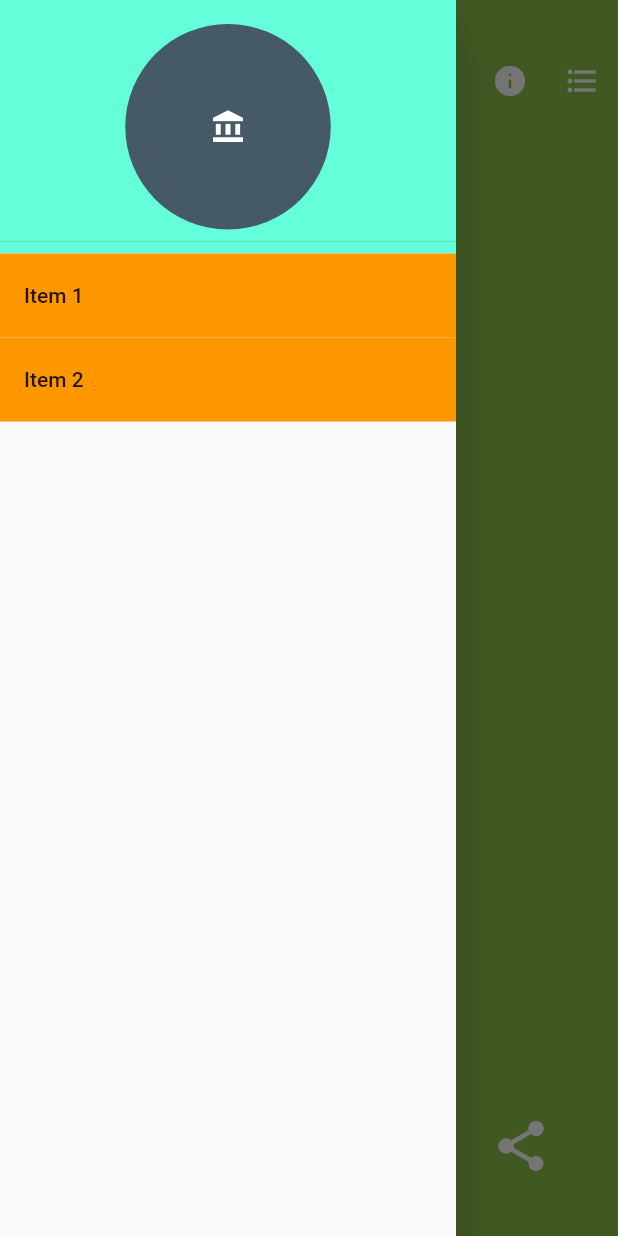
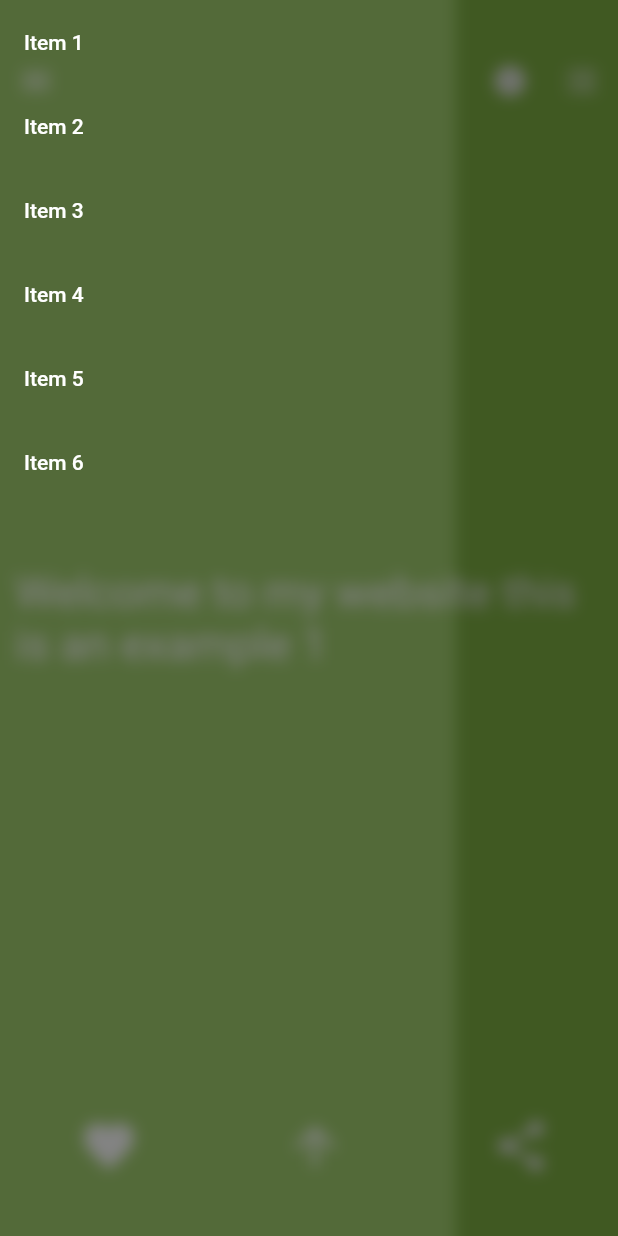
Before and after one commit to dhayaec/quotes_app, a Flutter app: the screen it shows after launch, scrolled down 576 dp, after a tap on the "menu" icon, on a phone screen of 412 x 824 dp. Run offline on Flutter 3.47's test engine with Material 2 defaults, Android fonts, the phone set to English and light mode, and no system bars; our stand-ins replace share.

Commit message:
add frosted glass effect

```diff
--- a/lib/main.dart
+++ b/lib/main.dart
@@ -1,3 +1,5 @@
+import 'dart:ui';
+
 import 'package:flutter/material.dart';
 import 'package:share/share.dart';
 
@@ -11,7 +13,7 @@ class MyApp extends StatelessWidget {
       title: _appName,
       theme: ThemeData(
           primarySwatch: Colors.blueGrey,
-      ),
+          canvasColor: Colors.white.withOpacity(0.1)),
       home: PageViewExample(),
     );
   }
@@ -25,8 +27,13 @@ class Page extends StatelessWidget {
   @override
   Widget build(BuildContext context) {
     return Container(
+      padding: EdgeInsets.all(10.0),
       color: color,
-      child: Center(child: Text(pageName)),
+      child: Center(
+          child: Text(
+        pageName,
+        style: TextStyle(fontSize: 30.0, color: Colors.white),
+      )),
     );
   }
 }
@@ -35,8 +42,8 @@ List<Color> colorList = [
   Colors.blue,
   Colors.lightGreen,
   Colors.orange,
+  Colors.indigo,
   Colors.deepPurple,
-  Colors.lime,
   Colors.red,
   Colors.pink
 ];
@@ -57,7 +64,8 @@ class PageViewExample extends StatelessWidget {
             scrollDirection: Axis.vertical,
             controller: controllder,
             itemBuilder: (context, index) {
-              return Page(colorList[index % colorList.length], 'Page $index');
+              return Page(colorList[index % colorList.length],
+                  'Welcome to my website this is an example $index');
             },
           ),
           Container(
@@ -141,34 +149,70 @@ class PageViewExample extends StatelessWidget {
 
   Widget _buildDrawer(BuildContext context) {
     return Drawer(
+      elevation: 0.0,
+      child: BackdropFilter(
+        filter: new ImageFilter.blur(sigmaX: 5.0, sigmaY: 5.0),
+        child: Container(
+          decoration: new BoxDecoration(color: Colors.transparent),
           child: ListView(
             children: <Widget>[
-          Container(
-            child: DrawerHeader(
-                child: CircleAvatar(
-              child: Icon(Icons.account_balance),
-            )),
-            color: Colors.tealAccent,
+              ListTile(
+                title: Text(
+                  'Item 1',
+                  style: TextStyle(color: Colors.white),
                 ),
-          Container(
-            color: Colors.orange,
-            child: ListTile(
-              title: Text('Item 1'),
                 onTap: () {
                   Navigator.pop(context);
                 },
               ),
+              ListTile(
+                title: Text(
+                  'Item 2',
+                  style: TextStyle(color: Colors.white),
                 ),
-          Container(
-            color: Colors.orange,
-            child: ListTile(
-              title: Text('Item 2'),
                 onTap: () {
                   Navigator.pop(context);
                 },
               ),
+              ListTile(
+                title: Text(
+                  'Item 3',
+                  style: TextStyle(color: Colors.white),
+                ),
+                onTap: () {
+                  Navigator.pop(context);
+                },
+              ),
+              ListTile(
+                title: Text(
+                  'Item 4',
+                  style: TextStyle(color: Colors.white),
+                ),
+                onTap: () {
+                  Navigator.pop(context);
+                },
+              ),
+              ListTile(
+                title: Text(
+                  'Item 5',
+                  style: TextStyle(color: Colors.white),
+                ),
+                onTap: () {
+                  Navigator.pop(context);
+                },
+              ),
+              ListTile(
+                title: Text(
+                  'Item 6',
+                  style: TextStyle(color: Colors.white),
+                ),
+                onTap: () {
+                  Navigator.pop(context);
+                },
               ),
             ],
+          ),
+        ),
       ),
     );
   }
```
Lines whose indentation alone changed are shown as unchanged.
